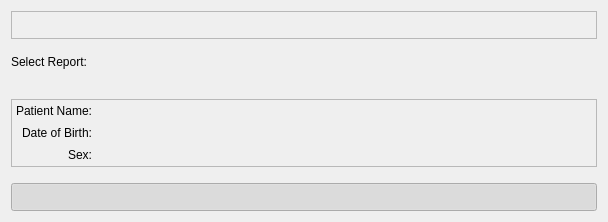
Old version of the form Resources/UI/qSlicerLongPETCTReportSelectionWidget.ui in the repository paulcm/LongitudinalPETCT.
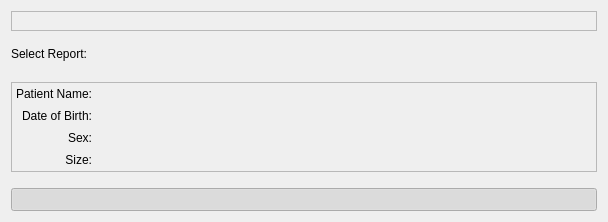
New version of the form. Custom widgets are drawn as their Qt base class.

Commit message: ENH: Added patient size labels

```diff
--- a/Resources/UI/qSlicerLongPETCTReportSelectionWidget.ui
+++ b/Resources/UI/qSlicerLongPETCTReportSelectionWidget.ui
@@ -137,6 +137,23 @@
         </property>
        </widget>
       </item>
+      <item row="3" column="0">
+       <widget class="QLabel" name="LabelSize">
+        <property name="text">
+         <string>Size:</string>
+        </property>
+        <property name="alignment">
+         <set>Qt::AlignRight|Qt::AlignTrailing|Qt::AlignVCenter</set>
+        </property>
+       </widget>
+      </item>
+      <item row="3" column="1">
+       <widget class="QLabel" name="LabelSizeInfo">
+        <property name="text">
+         <string/>
+        </property>
+       </widget>
+      </item>
      </layout>
     </widget>
    </item>
```
The commit also changes 1 other file.
